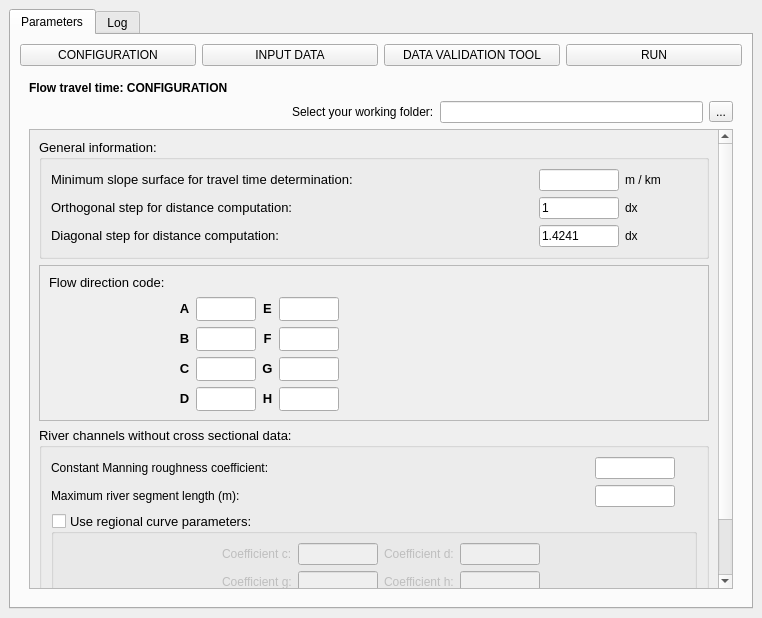
Old version of the form hidroPixel_dialog_flow_tt.ui in the repository J1Vitor/HidroPixel_test.
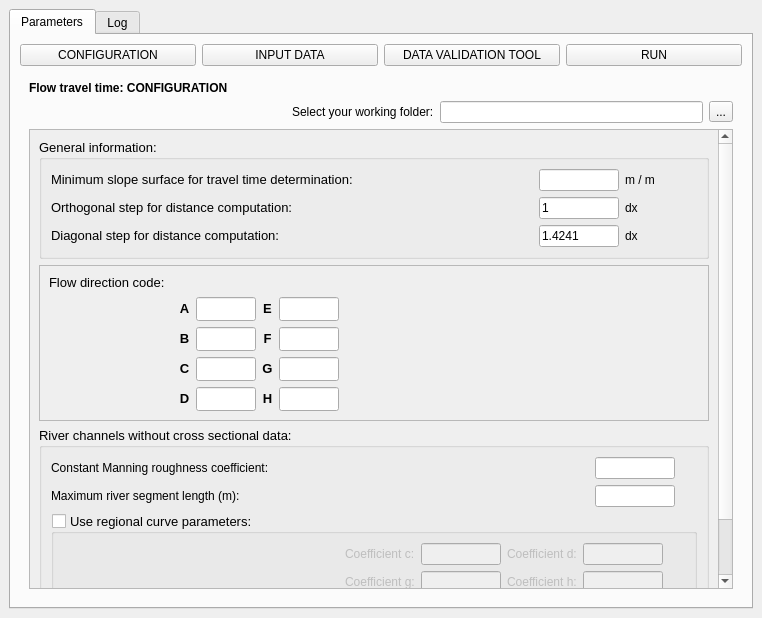
New version of the form. Icons and pictures are not drawn.

Diff of the .ui file:
```diff
--- a/hidroPixel_dialog_flow_tt.ui
+++ b/hidroPixel_dialog_flow_tt.ui
@@ -126,6 +126,12 @@
                 <height>450</height>
                </size>
               </property>
+              <property name="maximumSize">
+               <size>
+                <width>704</width>
+                <height>460</height>
+               </size>
+              </property>
               <property name="widgetResizable">
                <bool>true</bool>
               </property>
@@ -133,9 +139,9 @@
                <property name="geometry">
                 <rect>
                  <x>0</x>
-                 <y>-122</y>
-                 <width>683</width>
-                 <height>571</height>
+                 <y>-215</y>
+                 <width>712</width>
+                 <height>654</height>
                 </rect>
                </property>
                <layout class="QGridLayout" name="gridLayout_6">
@@ -277,7 +283,7 @@
                           </font>
                          </property>
                          <property name="text">
-                          <string>m / km</string>
+                          <string>m / m</string>
                          </property>
                         </widget>
                        </item>
@@ -854,6 +860,12 @@
                    </item>
                    <item row="2" column="0">
                     <widget class="QGroupBox" name="groupBox_4">
+                     <property name="maximumSize">
+                      <size>
+                       <width>16777215</width>
+                       <height>660</height>
+                      </size>
+                     </property>
                      <property name="title">
                       <string>Use regional curve parameters:</string>
                      </property>
@@ -870,7 +882,26 @@
                       <item row="0" column="0" rowspan="2">
                        <layout class="QGridLayout" name="gridLayout_66">
                         <item row="0" column="0">
-                         <widget class="QLabel" name="label_90">
+                         <widget class="QLabel" name="label_93">
+                          <property name="maximumSize">
+                           <size>
+                            <width>210</width>
+                            <height>16777215</height>
+                           </size>
+                          </property>
+                          <property name="text">
+                           <string/>
+                          </property>
+                          <property name="pixmap">
+                           <pixmap resource="resources.qrc">:/plugins/hidroPixel/icons/icons/bacia_secao_trans2.png</pixmap>
+                          </property>
+                          <property name="scaledContents">
+                           <bool>false</bool>
+                          </property>
+                         </widget>
+                        </item>
+                        <item row="0" column="1">
+                         <widget class="QLabel" name="label_94">
                           <property name="text">
                            <string/>
                           </property>
@@ -887,7 +918,7 @@
                          <layout class="QGridLayout" name="gridLayout_64">
                           <item row="0" column="2">
                            <layout class="QGridLayout" name="gridLayout_63">
-                            <item row="0" column="1" alignment="Qt::AlignLeft">
+                            <item row="1" column="1" alignment="Qt::AlignLeft">
                              <widget class="QLineEdit" name="le_17_pg1">
                               <property name="maximumSize">
                                <size>
@@ -905,32 +936,7 @@
                               </property>
                              </widget>
                             </item>
-                            <item row="0" column="2">
-                             <spacer name="horizontalSpacer_16">
-                              <property name="orientation">
-                               <enum>Qt::Horizontal</enum>
-                              </property>
-                              <property name="sizeHint" stdset="0">
-                               <size>
-                                <width>40</width>
-                                <height>20</height>
-                               </size>
-                              </property>
-                             </spacer>
-                            </item>
-                            <item row="0" column="0">
-                             <widget class="QLabel" name="label_61">
-                              <property name="font">
-                               <font>
-                                <pointsize>9</pointsize>
-                               </font>
-                              </property>
-                              <property name="text">
-                               <string>&lt;html&gt;&lt;head/&gt;&lt;body&gt;&lt;p align=&quot;justify&quot;&gt;Coefficient d:&lt;/p&gt;&lt;/body&gt;&lt;/html&gt;</string>
-                              </property>
-                             </widget>
-                            </item>
-                            <item row="0" column="3">
+                            <item row="1" column="2">
                              <widget class="QLabel" name="label_91">
                               <property name="sizePolicy">
                                <sizepolicy hsizetype="Preferred" vsizetype="Preferred">
@@ -972,36 +978,36 @@
                               </property>
                              </widget>
                             </item>
+                            <item row="1" column="0">
+                             <widget class="QLabel" name="label_61">
+                              <property name="font">
+                               <font>
+                                <pointsize>9</pointsize>
+                               </font>
+                              </property>
+                              <property name="text">
+                               <string>&lt;html&gt;&lt;head/&gt;&lt;body&gt;&lt;p align=&quot;justify&quot;&gt;Coefficient d:&lt;/p&gt;&lt;/body&gt;&lt;/html&gt;</string>
+                              </property>
+                             </widget>
+                            </item>
+                            <item row="0" column="1">
+                             <spacer name="verticalSpacer_12">
+                              <property name="orientation">
+                               <enum>Qt::Vertical</enum>
+                              </property>
+                              <property name="sizeHint" stdset="0">
+                               <size>
+                                <width>20</width>
+                                <height>40</height>
+                               </size>
+                              </property>
+                             </spacer>
+                            </item>
                            </layout>
                           </item>
                           <item row="0" column="0">
                            <layout class="QGridLayout" name="gridLayout_60">
-                            <item row="0" column="0">
-                             <spacer name="horizontalSpacer_11">
-                              <property name="orientation">
-                               <enum>Qt::Horizontal</enum>
-                              </property>
-                              <property name="sizeHint" stdset="0">
-                               <size>
-                                <width>40</width>
-                                <height>20</height>
-                               </size>
-                              </property>
-                             </spacer>
-                            </item>
-                            <item row="0" column="1">
-                             <widget class="QLabel" name="label_39">
-                              <property name="font">
-                               <font>
-                                <pointsize>9</pointsize>
-                               </font>
-                              </property>
-                              <property name="text">
-                               <string>&lt;html&gt;&lt;head/&gt;&lt;body&gt;&lt;p align=&quot;justify&quot;&gt;Coefficient c:&lt;/p&gt;&lt;/body&gt;&lt;/html&gt;</string>
-                              </property>
-                             </widget>
-                            </item>
-                            <item row="0" column="2" alignment="Qt::AlignRight">
+                            <item row="1" column="1" alignment="Qt::AlignRight">
                              <widget class="QLineEdit" name="le_16_pg1">
                               <property name="maximumSize">
                                <size>
@@ -1022,6 +1028,31 @@
                               </property>
                              </widget>
                             </item>
+                            <item row="1" column="0">
+                             <widget class="QLabel" name="label_39">
+                              <property name="font">
+                               <font>
+                                <pointsize>9</pointsize>
+                               </font>
+                              </property>
+                              <property name="text">
+                               <string>&lt;html&gt;&lt;head/&gt;&lt;body&gt;&lt;p align=&quot;justify&quot;&gt;Coefficient c:&lt;/p&gt;&lt;/body&gt;&lt;/html&gt;</string>
+                              </property>
+                             </widget>
+                            </item>
+                            <item row="0" column="1">
+                             <spacer name="verticalSpacer_9">
+                              <property name="orientation">
+                               <enum>Qt::Vertical</enum>
+                              </property>
+                              <property name="sizeHint" stdset="0">
+                               <size>
+                                <width>20</width>
+                                <height>40</height>
+                               </size>
+                              </property>
+                             </spacer>
+                            </item>
                            </layout>
                           </item>
                          </layout>
@@ -1065,19 +1096,6 @@
                              </widget>
                             </item>
                             <item row="0" column="2">
-                             <spacer name="horizontalSpacer_17">
-                              <property name="orientation">
-                               <enum>Qt::Horizontal</enum>
-                              </property>
-                              <property name="sizeHint" stdset="0">
-                               <size>
-                                <width>40</width>
-                                <height>20</height>
-                               </size>
-                              </property>
-                             </spacer>
-                            </item>
-                            <item row="0" column="3">
                              <widget class="QLabel" name="label_92">
                               <property name="sizePolicy">
                                <sizepolicy hsizetype="Preferred" vsizetype="Preferred">
@@ -1119,11 +1137,24 @@
                               </property>
                              </widget>
                             </item>
+                            <item row="1" column="1">
+                             <spacer name="verticalSpacer_11">
+                              <property name="orientation">
+                               <enum>Qt::Vertical</enum>
+                              </property>
+                              <property name="sizeHint" stdset="0">
+                               <size>
+                                <width>20</width>
+                                <height>40</height>
+                               </size>
+                              </property>
+                             </spacer>
+                            </item>
                            </layout>
                           </item>
                           <item row="0" column="0">
                            <layout class="QGridLayout" name="gridLayout_61">
-                            <item row="0" column="1">
+                            <item row="0" column="0">
                              <widget class="QLabel" name="label_40">
                               <property name="font">
                                <font>
@@ -1135,20 +1166,7 @@
                               </property>
                              </widget>
                             </item>
-                            <item row="0" column="0">
-                             <spacer name="horizontalSpacer_12">
-                              <property name="orientation">
-                               <enum>Qt::Horizontal</enum>
-                              </property>
-                              <property name="sizeHint" stdset="0">
-                               <size>
-                                <width>40</width>
-                                <height>20</height>
-                               </size>
-                              </property>
-                             </spacer>
-                            </item>
-                            <item row="0" column="2" alignment="Qt::AlignRight">
+                            <item row="0" column="1" alignment="Qt::AlignRight">
                              <widget class="QLineEdit" name="le_18_pg1">
                               <property name="maximumSize">
                                <size>
@@ -1166,6 +1184,19 @@
                               </property>
                              </widget>
                             </item>
+                            <item row="1" column="1">
+                             <spacer name="verticalSpacer_10">
+                              <property name="orientation">
+                               <enum>Qt::Vertical</enum>
+                              </property>
+                              <property name="sizeHint" stdset="0">
+                               <size>
+                                <width>20</width>
+                                <height>40</height>
+                               </size>
+                              </property>
+                             </spacer>
+                            </item>
                            </layout>
                           </item>
                          </layout>
```
Left out of the diff: 123 changed lines with no effect on the pictures.
